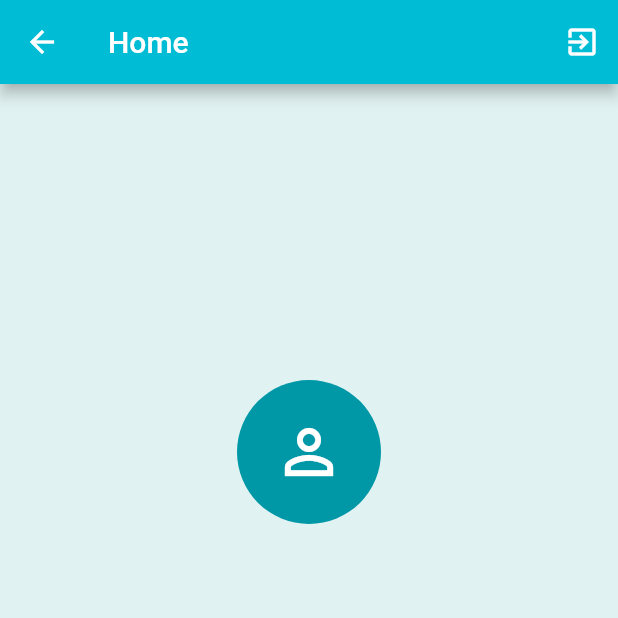
After one commit to Flutter-Project-App/FirebaseLoginBloc, a Flutter app: the HomePage screen opened directly, on a phone screen of 412 x 824 dp, the top half of it. The commit adds this screen. Run offline on Flutter 3.47's test engine with Material 2 defaults, Android fonts, the phone set to English and light mode, and no system bars; our stand-ins replace bloc, equatable, firebase_auth, firebase_core, flutter_bloc, font_awesome_flutter and 3 more; missing offline and left inert: flow_builder, very_good_analysis; accounts and stored records are empty.

Commit message:
Home, Sign Up

```diff
--- a/lib/data/blocs/sign_up_cubit/sign_up_state.dart
+++ b/lib/data/blocs/sign_up_cubit/sign_up_state.dart
@@ -16,7 +16,7 @@ class SignUpState extends Equatable {
   final FormzStatus status;
 
   @override
-  List<Object?> get props => [email, password, confirmedPassword, status];
+  List<Object> get props => [email, password, confirmedPassword, status];
 
   SignUpState copyWith(
       {Email? email,
--- /dev/null
+++ b/lib/pages/home/home_page.dart
@@ -0,0 +1,52 @@
+import 'package:flutter/material.dart';
+import 'package:flutter_application/data/blocs/app_bloc/app_bloc.dart';
+import 'package:flutter_application/widgets/home_widgets/avatar.dart';
+import 'package:flutter_bloc/flutter_bloc.dart';
+import '';
+
+class HomePage extends StatelessWidget {
+  const HomePage({Key? key}) : super(key: key);
+
+  static Page page() => const MaterialPage<void>(child: HomePage());
+
+  @override
+  Widget build(BuildContext context) {
+    final textTheme = Theme.of(context).textTheme;
+    final user = context.select((AppBloc bloc) => bloc.state.user);
+    return Scaffold(
+      appBar: AppBar(
+        title: Text('Home'),
+        actions: <Widget>[
+          IconButton(
+              key: const Key('homePage_logout_iconButton'),
+              onPressed: () =>
+                  context.read<AppBloc>().add(AppLogoutRequested()),
+              icon: Icon(Icons.exit_to_app))
+        ],
+      ),
+      body: Align(
+        alignment: const Alignment(0, -1 / 3),
+        child: Column(
+          mainAxisSize: MainAxisSize.min,
+          children: <Widget>[
+            Avatar(photo: user.photo),
+            SizedBox(
+              height: 16.0,
+            ),
+            Text(
+              user.email ?? '',
+              style: textTheme.headline6,
+            ),
+            SizedBox(
+              height: 4.0,
+            ),
+            Text(
+              user.name ?? '',
+              style: textTheme.headline5,
+            ),
+          ],
+        ),
+      ),
+    );
+  }
+}
--- a/lib/pages/signup/sign_up_form.dart
+++ b/lib/pages/signup/sign_up_form.dart
@@ -95,8 +95,8 @@ class _ConfirmPasswordInput extends StatelessWidget {
         builder: (context, state) {
           return TextField(
             key: const Key('signUpForm_confirmedPasswordInput_textField'),
-            onChanged: (password) =>
-                context.read<SignUpCubit>().passwordChanged(password),
+            onChanged: (confirmPassword) =>
+                context.read<SignUpCubit>().confirmedPasswordChanged(confirmPassword),
             obscureText: true,
             decoration: InputDecoration(
                 labelText: 'confirm password',
--- a/lib/utils/routes.dart
+++ b/lib/utils/routes.dart
@@ -1,13 +1,14 @@
 import 'package:flutter/widgets.dart';
 import 'package:flutter_application/application.dart';
 import 'package:flutter_application/data/blocs/app_bloc/app_bloc.dart';
+import 'package:flutter_application/pages/home/home_page.dart';
 import 'package:flutter_application/pages/login/login_page.dart';
 import '';
 
 List<Page> onGenerateAppViewPages(AppStatus state, List<Page<dynamic>> pages) {
   switch (state) {
     case AppStatus.authenticated:
-      // return [HomePage.page()];
+      return [HomePage.page()];
     case AppStatus.unauthenticated:
     default:
       return [LoginPage.page()];
--- /dev/null
+++ b/lib/widgets/home_widgets/avatar.dart
@@ -0,0 +1,23 @@
+import 'package:flutter/material.dart';
+
+const _avatarSize = 48.0;
+
+class Avatar extends StatelessWidget {
+  const Avatar({Key? key, this.photo}) : super(key: key);
+
+  final String? photo;
+
+  @override
+  Widget build(BuildContext context) {
+    final photo = this.photo;
+    return CircleAvatar(
+        radius: _avatarSize,
+        backgroundImage: photo != null ? NetworkImage(photo) : null,
+        child: photo == null
+            ? const Icon(
+                Icons.person_outline,
+                size: _avatarSize,
+              )
+            : null);
+  }
+}
--- a/pubspec.yaml
+++ b/pubspec.yaml
@@ -32,6 +32,9 @@ dependencies:
   google_fonts:
   meta:
   very_good_analysis:
+  firebase_core:
+  firebase_auth:
+  google_sign_in:
 
 dev_dependencies:
   flutter_test:
```
Also changed, not shown: packages/authentication_repository/lib/src/authentication_repository.dart (+19 -6 lines), pubspec.lock, 3 other files.
